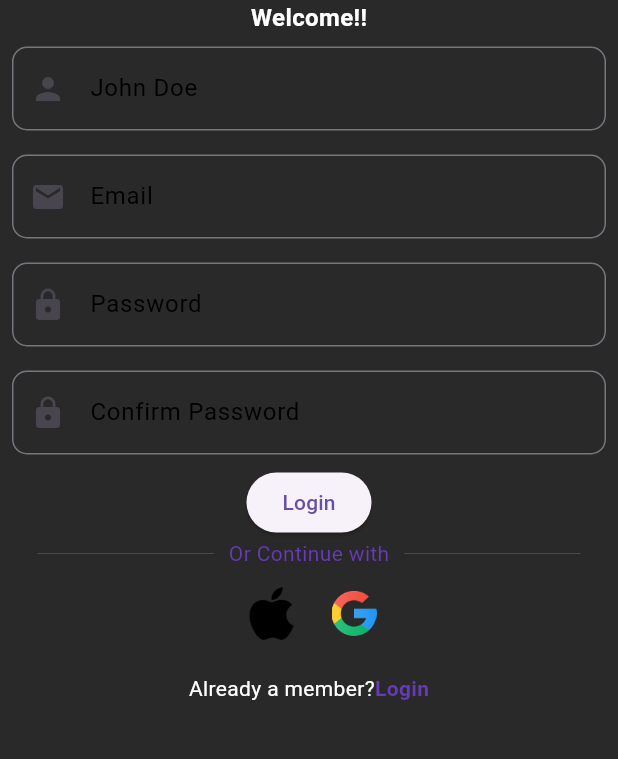
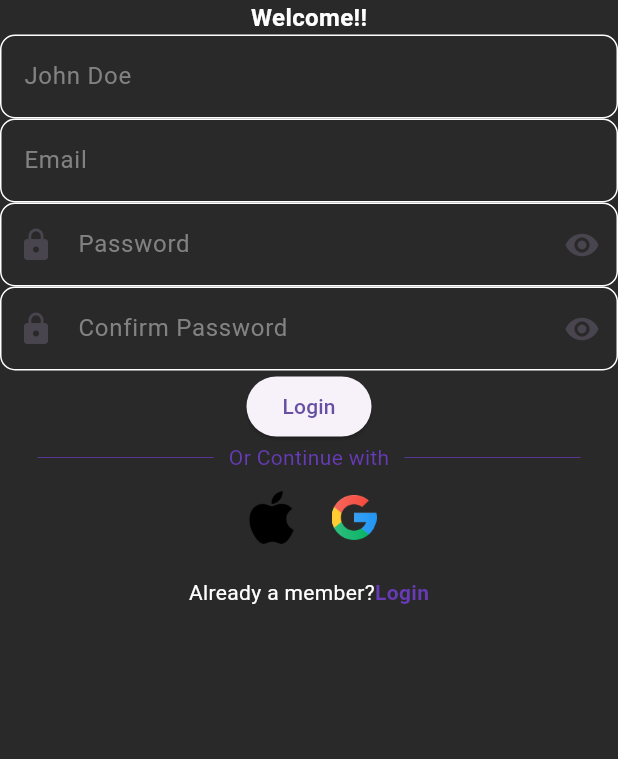
Before and after one commit to mathooko/washifyy-frontend, a Flutter app: the Sign screen opened by its route, on a phone screen of 412 x 824 dp, the part 135-894 px from its top. Run offline on Flutter 3.47's test engine with Material 3 defaults, Android fonts, the phone set to English and light mode, and no system bars; our stand-ins replace get.

Commit message:
Visibility feature

```diff
--- a/lib/customs/customtextfield.dart
+++ b/lib/customs/customtextfield.dart
@@ -2,52 +2,61 @@ import 'package:flutter/material.dart';
 
 class CustomTextField extends StatelessWidget {
   final TextEditingController controller;
+  final String hintText;
+  final IconData? prefixIcon;
+  final IconData? suffixIcon;
   final bool obscureText;
-  final String hintText;
-  final Color hintColor;
-  final Icon suffixIcon;
-  final Icon prefixIcon;
-  final Color borderColor;
-  final VoidCallback? togglePasswordVisibility;
+  final ValueChanged<String>? onChanged;
   final FormFieldValidator<String>? validator;
-  final TextCapitalization textCapitalization;
+  final VoidCallback? onSuffixIconPressed;
 
   const CustomTextField({
-    super.key,
     required this.controller,
-    this.hintColor = Colors.black,
+    required this.hintText,
+    this.prefixIcon,
+    this.suffixIcon,
     this.obscureText = false,
-    required this.hintText,
-    required this.suffixIcon,
-    required this.prefixIcon,
-    this.borderColor = Colors.black,
-    this.togglePasswordVisibility,
+    this.onChanged,
     this.validator,
-    this.textCapitalization = TextCapitalization.none,
+    this.onSuffixIconPressed,
   });
 
   @override
   Widget build(BuildContext context) {
-    return Padding(
-      padding: const EdgeInsets.all(8.0),
-      child: TextFormField(
+    return TextFormField(
+      style: TextStyle(color: Colors.white),
       controller: controller,
       obscureText: obscureText,
-        textCapitalization: textCapitalization,
+      onChanged: onChanged,
+      validator: validator,
       decoration: InputDecoration(
+        hintText: hintText,
+        hintStyle: TextStyle(color: const Color.fromARGB(255, 130, 130, 130)),
+        prefixIcon: prefixIcon != null ? Icon(prefixIcon) : null,
+        suffixIcon: suffixIcon != null
+            ? IconButton(
+                icon: Icon(suffixIcon),
+                onPressed: () {
+                  onSuffixIconPressed!();
+                }, // Call the callback when pressed
+              )
+            : null,
         border: OutlineInputBorder(
-            borderRadius: BorderRadius.all(Radius.circular(10)),
-            borderSide: BorderSide(color: Colors.white),
+          borderRadius:
+              BorderRadius.circular(10.0), // Adjust the radius as needed
+          borderSide: BorderSide(color: Colors.white), // Set white border color
         ),
-          hintText: hintText,
-          hintStyle: TextStyle(color: hintColor),
-          suffixIcon: InkWell(
-            onTap: togglePasswordVisibility, // Call the callback function
-            child: suffixIcon,
+        enabledBorder: OutlineInputBorder(
+          borderRadius:
+              BorderRadius.circular(10.0), // Adjust the radius as needed
+          borderSide: BorderSide(color: Colors.white), // Set white border color
         ),
-          prefixIcon: prefixIcon,
+        focusedBorder: OutlineInputBorder(
+          borderRadius:
+              BorderRadius.circular(10.0), // Adjust the radius as needed
+          borderSide: BorderSide(color: Colors.white), // Set white border color
         ),
-        validator: validator,
+        // You can customize more properties as needed
       ),
     );
   }
--- a/lib/views/sign.dart
+++ b/lib/views/sign.dart
@@ -25,11 +25,16 @@ class _SignUpState extends State<Sign> {
   TextEditingController password2Controller = TextEditingController();
   TextEditingController emailController = TextEditingController();
 
-  bool _obscureText = true;
+  bool _obscureText1 = true;
+  bool _obscureText2 = true;
 
-  void _togglePasswordVisibility() {
+  void _togglePasswordVisibility(int fieldNumber) {
     setState(() {
-      _obscureText = !_obscureText;
+      if (fieldNumber == 1) {
+        _obscureText1 = !_obscureText1;
+      } else {
+        _obscureText2 = !_obscureText2;
+      }
     });
   }
 
@@ -67,8 +72,8 @@ class _SignUpState extends State<Sign> {
                   CustomTextField(
                       controller: usernameController,
                       hintText: 'John Doe',
-                      suffixIcon: Icon(null),
-                      prefixIcon: Icon(Icons.person),
+                      suffixIcon: null,
+                      prefixIcon: null,
                       validator: (value) {
                         if (value == null || value.isEmpty) {
                           return 'Please enter your name';
@@ -79,8 +84,8 @@ class _SignUpState extends State<Sign> {
                   CustomTextField(
                       controller: emailController,
                       hintText: 'Email',
-                      suffixIcon: Icon(null),
-                      prefixIcon: Icon(Icons.mail),
+                      suffixIcon: null,
+                      prefixIcon: null,
                       validator: (value) {
                         if (value == null || value.isEmpty) {
                           return 'Please enter your email';
@@ -94,8 +99,14 @@ class _SignUpState extends State<Sign> {
                   CustomTextField(
                       controller: passwordController,
                       hintText: 'Password',
-                      suffixIcon: Icon(null),
-                      prefixIcon: Icon(Icons.lock),
+                      obscureText: _obscureText1,
+                      suffixIcon: _obscureText1
+                          ? Icons.visibility
+                          : Icons.visibility_off,
+                      onSuffixIconPressed: () {
+                        _togglePasswordVisibility(1);
+                      },
+                      prefixIcon: Icons.lock,
                       validator: (value) {
                         if (value == null || value.isEmpty) {
                           return 'Please enter your password';
@@ -118,8 +129,14 @@ class _SignUpState extends State<Sign> {
                   CustomTextField(
                       controller: password2Controller,
                       hintText: 'Confirm Password',
-                      suffixIcon: Icon(null),
-                      prefixIcon: Icon(Icons.lock),
+                      obscureText: _obscureText2,
+                      suffixIcon: _obscureText2
+                          ? Icons.visibility
+                          : Icons.visibility_off,
+                      onSuffixIconPressed: () {
+                        _togglePasswordVisibility(2);
+                      },
+                      prefixIcon: Icons.lock,
                       validator: (value) {
                         if (value == null || value.isEmpty) {
                           return 'Please confirm your password';
@@ -190,7 +207,7 @@ class _SignUpState extends State<Sign> {
                       ),
                       GestureDetector(
                         onTap: () {
-                          _submitForm();
+                          navigateToLogin();
                         },
                         child: Text(
                           'Login',
@@ -235,7 +252,7 @@ class _SignUpState extends State<Sign> {
       String jsonData = jsonEncode(userData);
 
       // Convert your backend API URL string to a Uri object
-      var apiUrl = Uri.parse("http://10.0.0.1:8000/customers/signup/");
+      var apiUrl = Uri.parse("http://127.0.0.1:8000/customers/signup/");
 
       // Make a POST request to your Django backend API
       try {
```
Also changed, not shown: lib/views/dashboard.dart (+8 -6 lines), lib/views/home.dart (+12 -11 lines), lib/main.dart (line endings or trailing spaces). Lines whose indentation alone changed are shown as unchanged.
